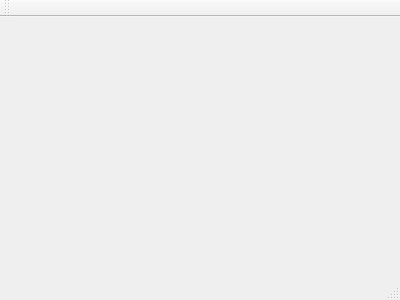
This is armemus.ui in Edobp/armemus as Qt 5 draws it before an edit. The edited form follows.
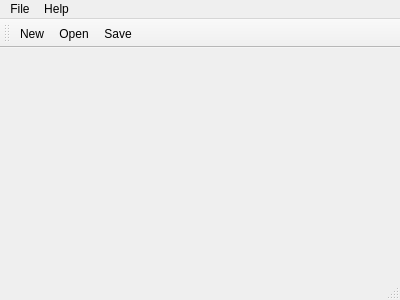
This is the edited form.

```diff
--- a/armemus.ui
+++ b/armemus.ui
@@ -12,13 +12,73 @@
   <property name="windowTitle" >
    <string>armemus</string>
   </property>
-  <widget class="QMenuBar" name="menuBar" />
-  <widget class="QToolBar" name="mainToolBar" />
-  <widget class="QWidget" name="centralWidget" />
-  <widget class="QStatusBar" name="statusBar" />
+  <widget class="QWidget" name="centralWidget"/>
+  <widget class="QMenuBar" name="menuBar">
+   <property name="geometry">
+    <rect>
+     <x>0</x>
+     <y>0</y>
+     <width>400</width>
+     <height>19</height>
+    </rect>
+   </property>
+   <widget class="QMenu" name="menuFile">
+    <property name="title">
+     <string>File</string>
+    </property>
+    <addaction name="actionNew"/>
+    <addaction name="actionOpen"/>
+    <addaction name="actionSave"/>
+   </widget>
+   <widget class="QMenu" name="menuHelp">
+    <property name="title">
+     <string>Help</string>
+    </property>
+    <addaction name="actionHelp"/>
+    <addaction name="actionAbout"/>
+   </widget>
+   <addaction name="menuFile"/>
+   <addaction name="menuHelp"/>
+  </widget>
+  <widget class="QToolBar" name="mainToolBar">
+   <attribute name="toolBarArea">
+    <enum>TopToolBarArea</enum>
+   </attribute>
+   <attribute name="toolBarBreak">
+    <bool>false</bool>
+   </attribute>
+   <addaction name="actionNew"/>
+   <addaction name="actionOpen"/>
+   <addaction name="actionSave"/>
+  </widget>
+  <widget class="QStatusBar" name="statusBar"/>
+  <action name="actionNew">
+   <property name="text">
+    <string>New</string>
+   </property>
+  </action>
+  <action name="actionOpen">
+   <property name="text">
+    <string>Open</string>
+   </property>
+  </action>
+  <action name="actionSave">
+   <property name="text">
+    <string>Save</string>
+   </property>
+  </action>
+  <action name="actionHelp">
+   <property name="text">
+    <string>Help</string>
+   </property>
+  </action>
+  <action name="actionAbout">
+   <property name="text">
+    <string>About</string>
+   </property>
+  </action>
  </widget>
- <layoutDefault spacing="6" margin="11" />
- <pixmapfunction></pixmapfunction>
+ <layoutdefault spacing="6" margin="11"/>
  <resources/>
  <connections/>
 </ui>
```
Left out of the diff: 7 changed lines with no effect on the pictures.
